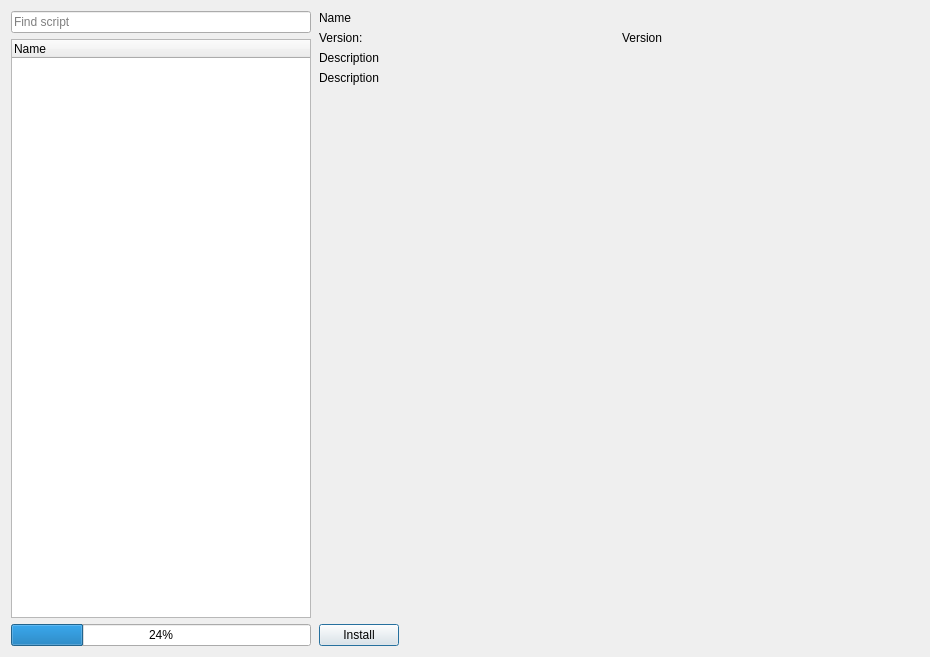
Before: the Qt Designer form src/dialogs/scriptrepositorydialog.ui in pbek/QOwnNotes, drawn with Qt 5.
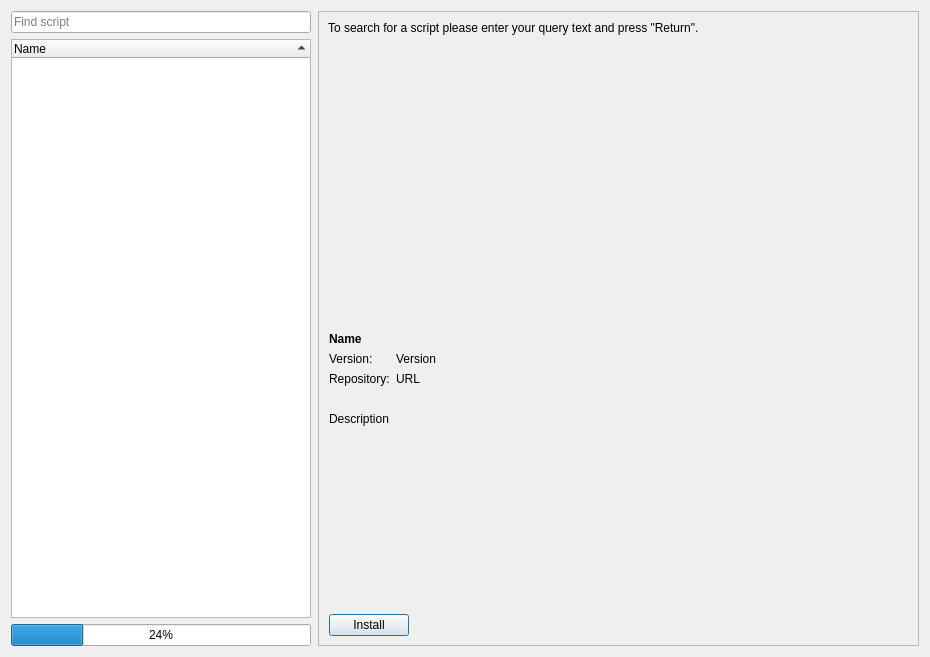
After: the same form once the commit is applied. Icons and pictures are not drawn.

Commit message: more script repository implementation

```diff
--- a/src/dialogs/scriptrepositorydialog.ui
+++ b/src/dialogs/scriptrepositorydialog.ui
@@ -24,6 +24,65 @@
          <verstretch>0</verstretch>
         </sizepolicy>
        </property>
+       <property name="frameShape">
+        <enum>QFrame::StyledPanel</enum>
+       </property>
+       <property name="frameShadow">
+        <enum>QFrame::Raised</enum>
+       </property>
+       <layout class="QVBoxLayout" name="verticalLayout">
+        <item>
+         <widget class="QFrame" name="overviewFrame">
+          <property name="frameShape">
+           <enum>QFrame::NoFrame</enum>
+          </property>
+          <layout class="QGridLayout" name="gridLayout_4">
+           <property name="leftMargin">
+            <number>0</number>
+           </property>
+           <property name="topMargin">
+            <number>0</number>
+           </property>
+           <property name="rightMargin">
+            <number>0</number>
+           </property>
+           <property name="bottomMargin">
+            <number>0</number>
+           </property>
+           <item row="0" column="0">
+            <widget class="QLabel" name="label">
+             <property name="text">
+              <string>To search for a script please enter your query text and press &quot;Return&quot;.</string>
+             </property>
+             <property name="wordWrap">
+              <bool>true</bool>
+             </property>
+            </widget>
+           </item>
+           <item row="1" column="0">
+            <spacer name="verticalSpacer_2">
+             <property name="orientation">
+              <enum>Qt::Vertical</enum>
+             </property>
+             <property name="sizeHint" stdset="0">
+              <size>
+               <width>20</width>
+               <height>40</height>
+              </size>
+             </property>
+            </spacer>
+           </item>
+          </layout>
+         </widget>
+        </item>
+        <item>
+         <widget class="QFrame" name="scriptInfoFrame">
+          <property name="sizePolicy">
+           <sizepolicy hsizetype="Preferred" vsizetype="Preferred">
+            <horstretch>0</horstretch>
+            <verstretch>0</verstretch>
+           </sizepolicy>
+          </property>
        <property name="minimumSize">
         <size>
          <width>500</width>
@@ -49,40 +108,33 @@
         <property name="bottomMargin">
          <number>0</number>
         </property>
-        <item row="3" column="0">
-         <widget class="QLabel" name="textLabel">
+           <item row="9" column="0" colspan="2">
+            <widget class="QLabel" name="descriptionLabel">
           <property name="text">
-           <string>Version:</string>
+              <string notr="true">Description</string>
           </property>
           <property name="wordWrap">
            <bool>true</bool>
           </property>
          </widget>
         </item>
-        <item row="6" column="0" colspan="2">
-         <spacer name="verticalSpacer">
-          <property name="orientation">
-           <enum>Qt::Vertical</enum>
-          </property>
-          <property name="sizeHint" stdset="0">
-           <size>
-            <width>20</width>
-            <height>40</height>
-           </size>
-          </property>
-         </spacer>
-        </item>
-        <item row="3" column="1">
-         <widget class="QLabel" name="versionLabel">
+           <item row="7" column="1">
+            <widget class="QLabel" name="repositoryLinkLabel">
+             <property name="toolTip">
+              <string notr="true"/>
+             </property>
           <property name="text">
-           <string notr="true">Version</string>
+              <string notr="true">URL</string>
           </property>
           <property name="wordWrap">
            <bool>true</bool>
           </property>
-         </widget>
-        </item>
-        <item row="7" column="0" colspan="2">
+             <property name="openExternalLinks">
+              <bool>true</bool>
+             </property>
+            </widget>
+           </item>
+           <item row="12" column="0" colspan="2">
          <widget class="QFrame" name="horizontalFrame">
           <property name="frameShape">
            <enum>QFrame::NoFrame</enum>
@@ -136,34 +188,73 @@
           </layout>
          </widget>
         </item>
+           <item row="3" column="1">
+            <widget class="QLabel" name="versionLabel">
+             <property name="text">
+              <string notr="true">Version</string>
+             </property>
+             <property name="wordWrap">
+              <bool>true</bool>
+             </property>
+            </widget>
+           </item>
+           <item row="8" column="1">
+            <spacer name="horizontalSpacer_2">
+             <property name="orientation">
+              <enum>Qt::Horizontal</enum>
+             </property>
+             <property name="sizeHint" stdset="0">
+              <size>
+               <width>40</width>
+               <height>20</height>
+              </size>
+             </property>
+            </spacer>
+           </item>
+           <item row="3" column="0">
+            <widget class="QLabel" name="textLabel">
+             <property name="text">
+              <string>Version:</string>
+             </property>
+             <property name="wordWrap">
+              <bool>true</bool>
+             </property>
+            </widget>
+           </item>
         <item row="0" column="0" colspan="2">
          <widget class="QLabel" name="nameLabel">
           <property name="text">
-           <string notr="true">Name</string>
+              <string notr="true">&lt;b&gt;Name&lt;/b&gt;</string>
           </property>
           <property name="wordWrap">
            <bool>true</bool>
           </property>
          </widget>
         </item>
-        <item row="5" column="0" colspan="2">
-         <widget class="QLabel" name="descriptionLabel">
+           <item row="7" column="0">
+            <widget class="QLabel" name="textLabel2">
           <property name="text">
-           <string notr="true">Description</string>
+              <string>Repository:</string>
           </property>
           <property name="wordWrap">
            <bool>true</bool>
           </property>
          </widget>
         </item>
-        <item row="4" column="0" colspan="2">
-         <widget class="QLabel" name="descriptionHeadlineLabel">
-          <property name="text">
-           <string>Description</string>
-          </property>
-          <property name="wordWrap">
-           <bool>true</bool>
-          </property>
+           <item row="10" column="0" colspan="2">
+            <spacer name="verticalSpacer">
+             <property name="orientation">
+              <enum>Qt::Vertical</enum>
+             </property>
+             <property name="sizeHint" stdset="0">
+              <size>
+               <width>20</width>
+               <height>40</height>
+              </size>
+             </property>
+            </spacer>
+           </item>
+          </layout>
          </widget>
         </item>
        </layout>
@@ -192,6 +283,12 @@
         </property>
         <item row="1" column="0">
          <widget class="QTreeWidget" name="scriptTreeWidget">
+          <property name="rootIsDecorated">
+           <bool>false</bool>
+          </property>
+          <property name="sortingEnabled">
+           <bool>true</bool>
+          </property>
           <column>
            <property name="text">
             <string>Name</string>
```
Left out of the diff: 3 changed lines with no effect on the pictures. Lines whose indentation alone changed are shown as unchanged. The commit also changes 5 other files.
